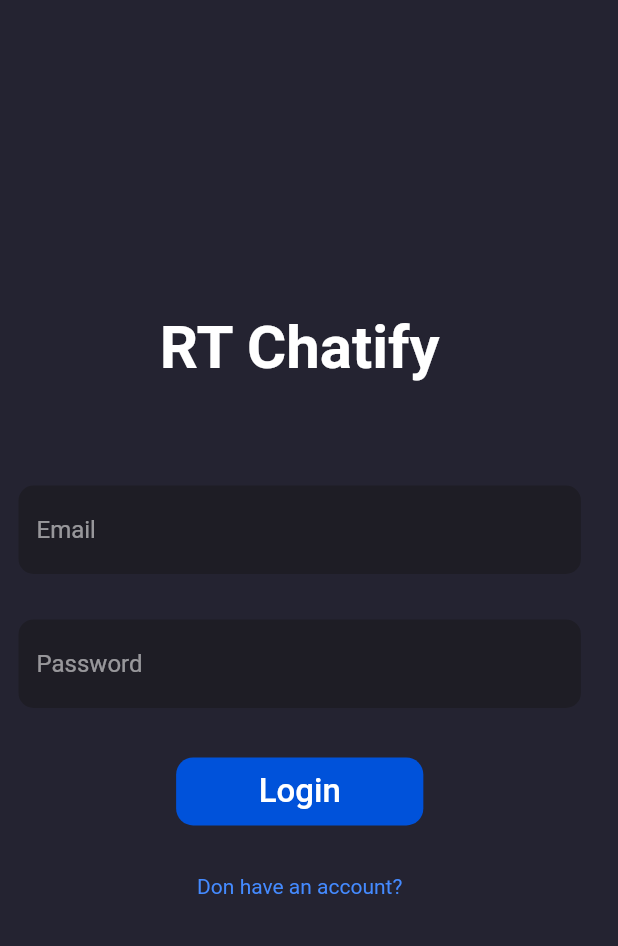
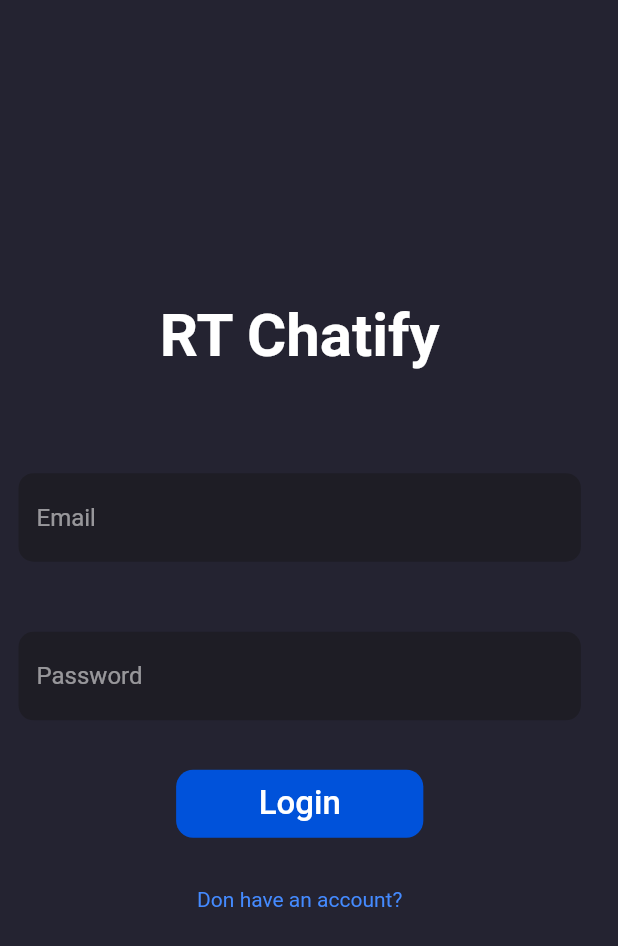
Before and after one commit to LHSang6403/real-time-chatify, a Flutter app: the screen it shows after launch, on a phone screen of 412 x 824 dp. Shown: the top 946 px of the screen. Run offline on Flutter 3.47's test engine with Material 2 defaults, Android fonts, the phone set to English and light mode, and no system bars; our stand-ins replace cloud_firestore, connectivity_plus, file_picker, firebase_auth, firebase_core, firebase_storage and 5 more; accounts and stored records are empty.

Commit message:
bug log in

```diff
--- a/lib/pages/login_page/view/login_page.dart
+++ b/lib/pages/login_page/view/login_page.dart
@@ -40,7 +40,9 @@ class _LoginPageState extends State<LoginPage> {
   }
 
   Widget buildLoginForm() {
-    return Scaffold(
+    return GestureDetector(
+      onTap: () => FocusScope.of(context).unfocus(),
+      child: Scaffold(
         body: Container(
           padding: EdgeInsets.symmetric(
               horizontal: width * 0.03, vertical: height * 0.02),
@@ -61,6 +63,7 @@ class _LoginPageState extends State<LoginPage> {
             ],
           ),
         ),
+      ),
     );
   }
 
@@ -77,7 +80,7 @@ class _LoginPageState extends State<LoginPage> {
 
   Widget loginForm() {
     return SizedBox(
-      height: height * 0.18,
+      height: height * 0.2,
       child: Form(
           key: loginPageController.loginFormKey,
           child: Column(
```
Also changed, not shown: lib/pages/chat_page/view/chat_page.dart (+7 -0 lines), lib/pages/chats_page/view/chats_page.dart (+6 -6 lines), lib/pages/register_page/view/register_page.dart (+5 -2 lines). Lines whose indentation alone changed are shown as unchanged.
